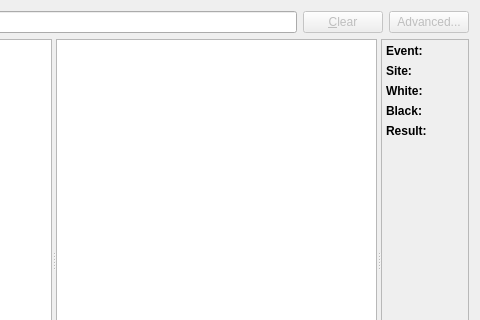
Before: the Qt Designer form projects/gui/ui/gamedatabasedlg.ui in cutechess/cutechess, drawn with Qt 5; both pictures show x 280 to 760 and y 0 to 320 of the 760 by 520 pixel window.
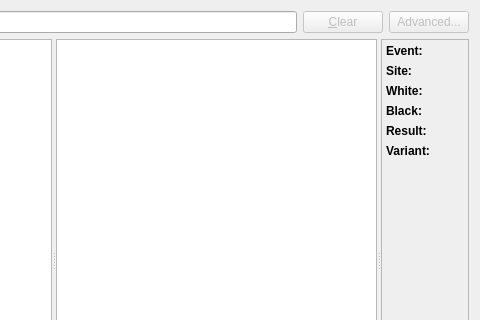
After: the same form once the commit is applied.

Commit message: If a Variant tag is present, display variant as label in GameDatabaseDialog

```diff
--- a/projects/gui/ui/gamedatabasedlg.ui
+++ b/projects/gui/ui/gamedatabasedlg.ui
@@ -342,6 +342,30 @@
              </property>
             </widget>
            </item>
+           <item row="5" column="0">
+            <widget class="QLabel" name="label_variant">
+             <property name="font">
+              <font>
+               <weight>75</weight>
+               <bold>true</bold>
+               <kerning>true</kerning>
+              </font>
+             </property>
+             <property name="text">
+              <string>Variant:</string>
+             </property>
+             <property name="visible">
+              <bool>false</bool>
+             </property>
+            </widget>
+           </item>
+           <item row="5" column="1">
+            <widget class="QLabel" name="m_variantLabel">
+             <property name="text">
+              <string/>
+             </property>
+            </widget>
+           </item>
           </layout>
          </widget>
         </widget>
```
The commit also changes 1 other file.
